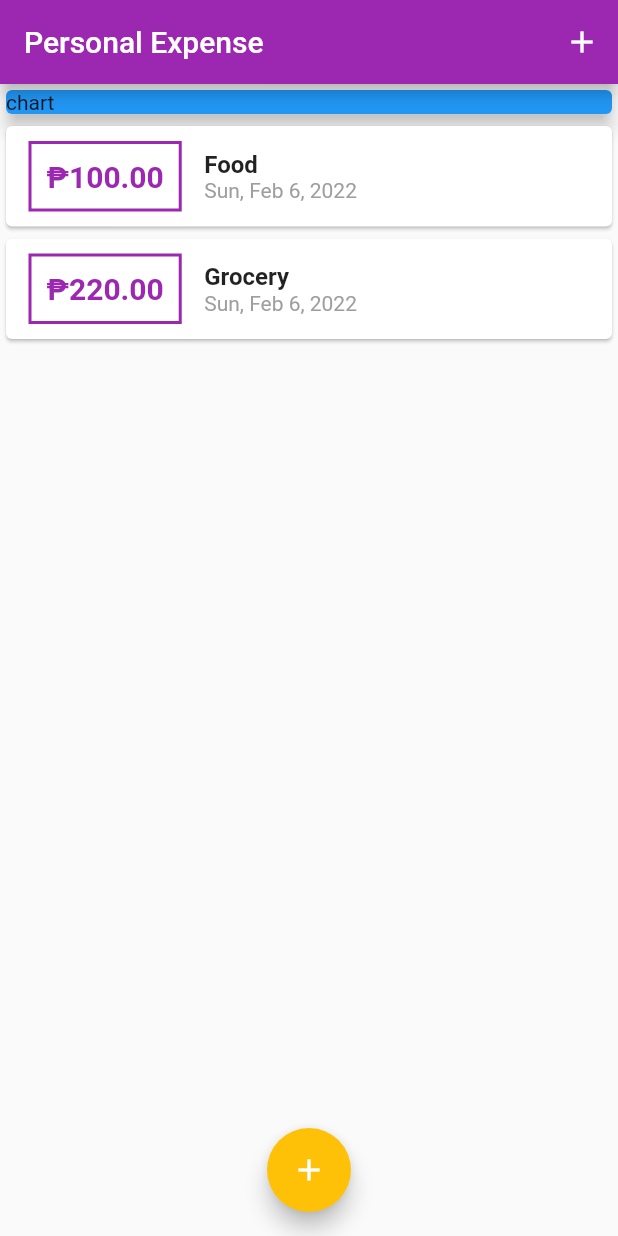
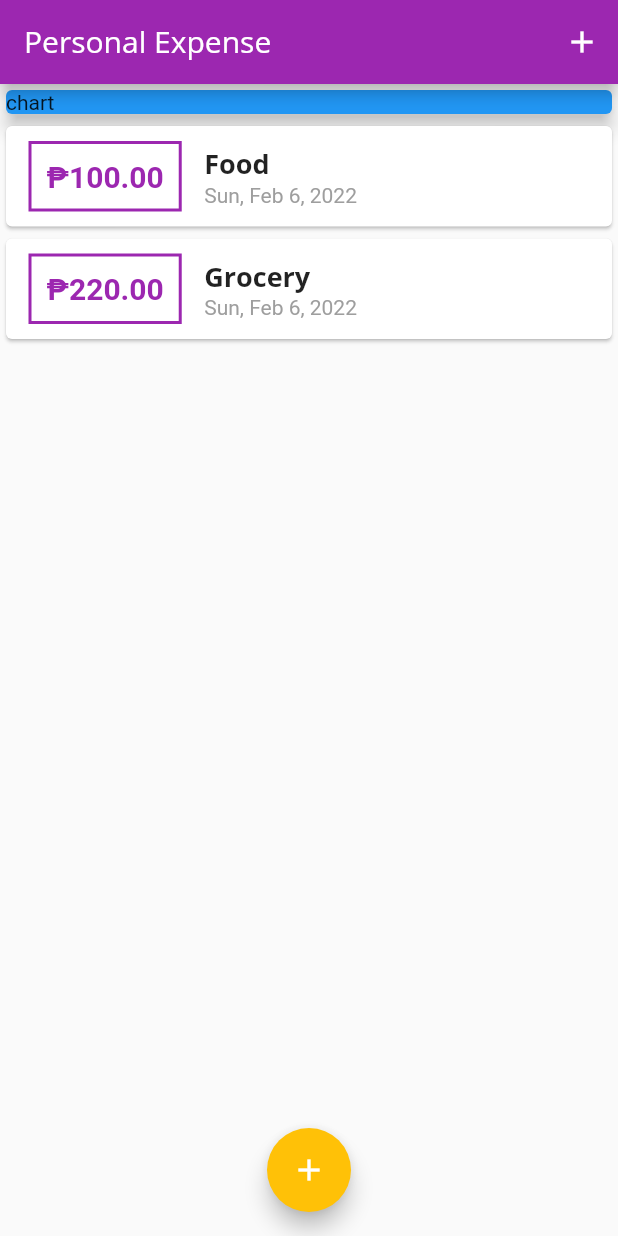
Before and after one commit to nollavpat/flutter_basic_apps, a Flutter app: the screen it shows after launch, on a phone screen of 412 x 824 dp. Run offline on Flutter 3.47's test engine with Material 2 defaults, Android fonts, the phone set to English and light mode, and no system bars; missing offline and left inert: window_size.

Commit message:
Add font and font theme

```diff
--- a/lib/main.dart
+++ b/lib/main.dart
@@ -19,7 +19,16 @@ void main() {
 class MyApp extends StatelessWidget {
   MyApp({Key? key}) : super(key: key);
 
-  final ThemeData theme = ThemeData(primarySwatch: Colors.purple);
+  final ThemeData theme = ThemeData(
+      primarySwatch: Colors.purple,
+      fontFamily: 'Quicksand',
+      textTheme: ThemeData.light().textTheme.copyWith(
+          headline6: const TextStyle(
+              fontFamily: 'OpenSans',
+              fontSize: 18,
+              fontWeight: FontWeight.bold)),
+      appBarTheme: const AppBarTheme(
+          titleTextStyle: TextStyle(fontFamily: 'OpenSans', fontSize: 20)));
 
   // This widget is the root of your application.
   @override
--- a/lib/widgets/transaction_list.dart
+++ b/lib/widgets/transaction_list.dart
@@ -41,8 +41,7 @@ class TransactionList extends StatelessWidget {
                   children: [
                     Text(
                       tx.title,
-                      style: const TextStyle(
-                          fontSize: 16, fontWeight: FontWeight.bold),
+                      style: Theme.of(context).textTheme.headline6,
                     ),
                     Text(
                       DateFormat('yMMMEd').format(tx.date),
```
Also changed, not shown: pubspec.yaml (+11 -6 lines), assets/fonts/OpenSans-Bold.ttf (added), assets/fonts/OpenSans-Regular.ttf (added), assets/fonts/Quicksand-Bold.ttf (added), assets/fonts/Quicksand-Light.ttf (added), assets/fonts/Quicksand-Medium.ttf (added), assets/fonts/Quicksand-Regular.ttf (added).
